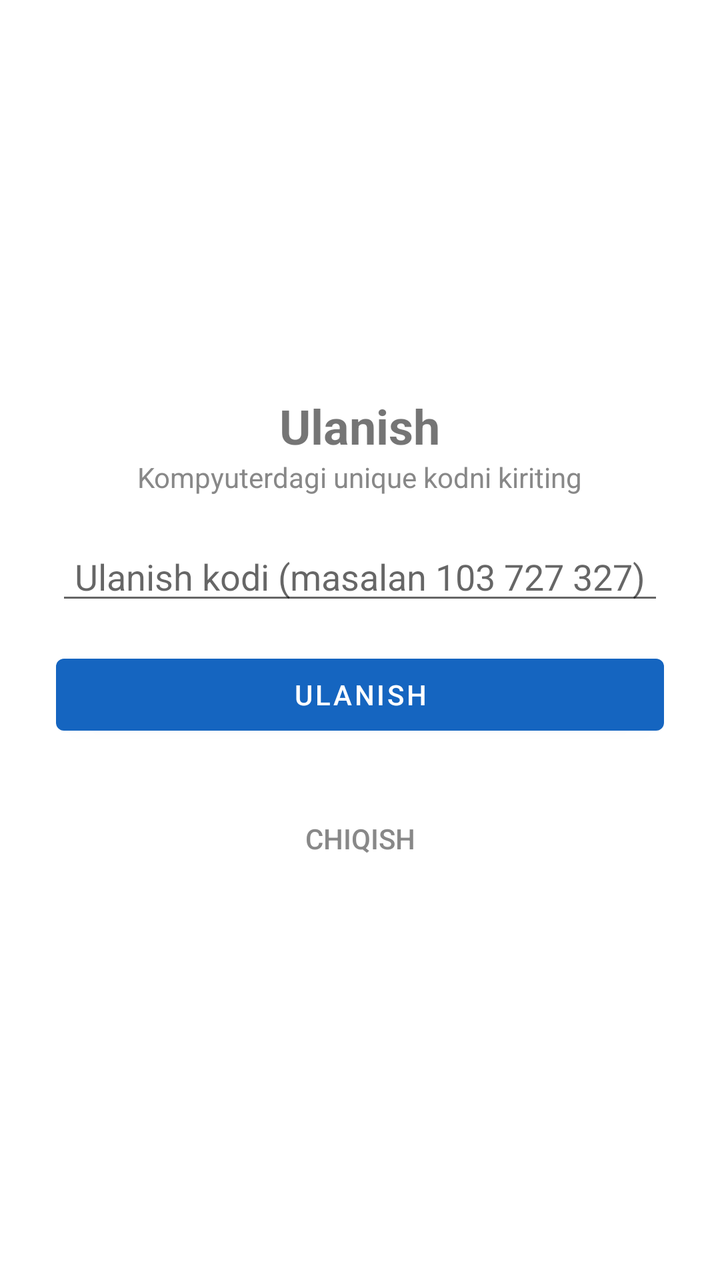
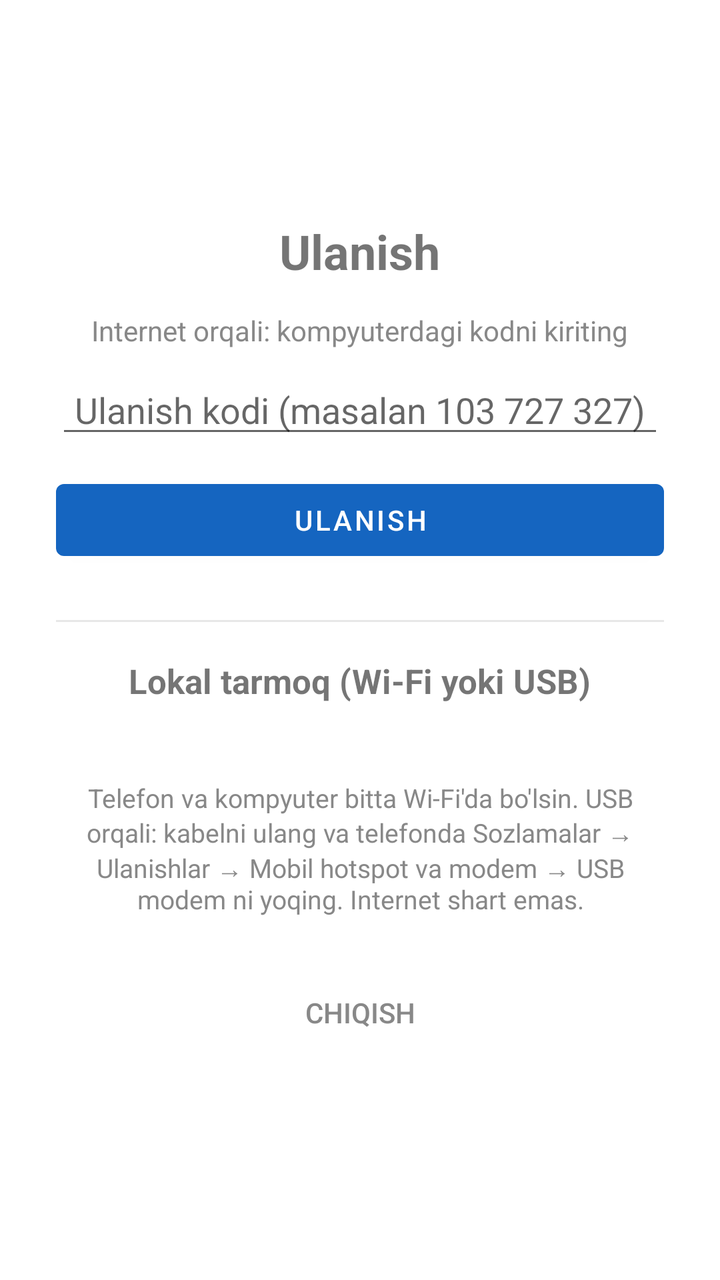

Two renders of the same Android screen: before a commit and after it. Below are the layout's source before the change and the commit's diff.
<!-- AndroidManifest.xml: application theme Theme.RemoteViewer -->
<!-- res/layout/activity_connect.xml -->
<?xml version="1.0" encoding="utf-8"?>
<LinearLayout xmlns:android="http://schemas.android.com/apk/res/android"
    android:layout_width="match_parent"
    android:layout_height="match_parent"
    android:orientation="vertical"
    android:gravity="center"
    android:padding="28dp">

    <TextView
        android:layout_width="wrap_content"
        android:layout_height="wrap_content"
        android:text="Ulanish"
        android:textSize="24sp"
        android:textStyle="bold" />

    <TextView
        android:layout_width="wrap_content"
        android:layout_height="wrap_content"
        android:text="Kompyuterdagi unique kodni kiriting"
        android:textColor="#888888"
        android:layout_marginBottom="18dp" />

    <EditText
        android:id="@+id/code"
        android:layout_width="match_parent"
        android:layout_height="wrap_content"
        android:hint="Ulanish kodi (masalan 103 727 327)"
        android:inputType="number"
        android:textSize="18sp"
        android:gravity="center" />

    <Button
        android:id="@+id/btnConnect"
        android:layout_width="match_parent"
        android:layout_height="wrap_content"
        android:text="Ulanish"
        android:layout_marginTop="16dp" />

    <Button
        android:id="@+id/btnLogout"
        style="?android:attr/borderlessButtonStyle"
        android:layout_width="wrap_content"
        android:layout_height="wrap_content"
        android:text="Chiqish"
        android:textColor="#888888"
        android:layout_marginTop="24dp" />
</LinearLayout>
<!-- resources referenced by this layout -->
<resources>
  <style name="Theme.RemoteViewer" parent="Theme.MaterialComponents.DayNight.NoActionBar">
          <item name="colorPrimary">#1565C0</item>
          <item name="colorPrimaryVariant">#0D47A1</item>
          <item name="colorOnPrimary">#FFFFFF</item>
      </style>
</resources>

<!-- the commit's change to res/layout/activity_connect.xml (unified diff, before → after) -->
@@ -1,47 +1,87 @@
 <?xml version="1.0" encoding="utf-8"?>
-<LinearLayout xmlns:android="http://schemas.android.com/apk/res/android"
+<ScrollView xmlns:android="http://schemas.android.com/apk/res/android"
     android:layout_width="match_parent"
     android:layout_height="match_parent"
-    android:orientation="vertical"
-    android:gravity="center"
-    android:padding="28dp">
+    android:fillViewport="true">
 
-    <TextView
-        android:layout_width="wrap_content"
-        android:layout_height="wrap_content"
-        android:text="Ulanish"
-        android:textSize="24sp"
-        android:textStyle="bold" />
-
-    <TextView
-        android:layout_width="wrap_content"
-        android:layout_height="wrap_content"
-        android:text="Kompyuterdagi unique kodni kiriting"
-        android:textColor="#888888"
-        android:layout_marginBottom="18dp" />
-
-    <EditText
-        android:id="@+id/code"
+    <LinearLayout
         android:layout_width="match_parent"
         android:layout_height="wrap_content"
-        android:hint="Ulanish kodi (masalan 103 727 327)"
-        android:inputType="number"
-        android:textSize="18sp"
-        android:gravity="center" />
+        android:gravity="center"
+        android:orientation="vertical"
+        android:padding="28dp">
 
-    <Button
-        android:id="@+id/btnConnect"
-        android:layout_width="match_parent"
-        android:layout_height="wrap_content"
-        android:text="Ulanish"
-        android:layout_marginTop="16dp" />
+        <TextView
+            android:layout_width="wrap_content"
+            android:layout_height="wrap_content"
+            android:text="Ulanish"
+            android:textSize="24sp"
+            android:textStyle="bold" />
 
-    <Button
-        android:id="@+id/btnLogout"
-        style="?android:attr/borderlessButtonStyle"
-        android:layout_width="wrap_content"
-        android:layout_height="wrap_content"
-        android:text="Chiqish"
-        android:textColor="#888888"
-        android:layout_marginTop="24dp" />
-</LinearLayout>
+        
+        <TextView
+            android:layout_width="wrap_content"
+            android:layout_height="wrap_content"
+            android:layout_marginTop="14dp"
+            android:text="Internet orqali: kompyuterdagi kodni kiriting"
+            android:textColor="#888888" />
+
+        <EditText
+            android:id="@+id/code"
+            android:layout_width="match_parent"
+            android:layout_height="wrap_content"
+            android:layout_marginTop="8dp"
+            android:gravity="center"
+            android:hint="Ulanish kodi (masalan 103 727 327)"
+            android:inputType="number"
+            android:textSize="18sp" />
+
+        <Button
+            android:id="@+id/btnConnect"
+            android:layout_width="match_parent"
+            android:layout_height="wrap_content"
+            android:layout_marginTop="12dp"
+            android:text="Ulanish" />
+
+        
+        <View
+            android:layout_width="match_parent"
+            android:layout_height="1dp"
+            android:layout_marginTop="26dp"
+            android:layout_marginBottom="18dp"
+            android:background="#33888888" />
+
+        <TextView
+            android:layout_width="wrap_content"
+            android:layout_height="wrap_content"
+            android:text="Lokal tarmoq (Wi-Fi yoki USB)"
+            android:textSize="17sp"
+            android:textStyle="bold" />
+
+        <TextView
+            android:id="@+id/lanStatus"
+            android:layout_width="match_parent"
+            android:layout_height="wrap_content"
+            android:layout_marginTop="8dp"
+            android:gravity="center"
+            android:textSize="15sp" />
+
+        <TextView
+            android:layout_width="match_parent"
+            android:layout_height="wrap_content"
+            android:layout_marginTop="10dp"
+            android:gravity="center"
+            android:text="Telefon va kompyuter bitta Wi-Fi'da bo'lsin. USB orqali: kabelni ulang va telefonda Sozlamalar → Ulanishlar → Mobil hotspot va modem → USB modem ni yoqing. Internet shart emas."
+            android:textColor="#888888"
+            android:textSize="13sp" />
+
+        <Button
+            android:id="@+id/btnLogout"
+            style="?android:attr/borderlessButtonStyle"
+            android:layout_width="wrap_content"
+            android:layout_height="wrap_content"
+            android:layout_marginTop="24dp"
+            android:text="Chiqish"
+            android:textColor="#888888" />
+    </LinearLayout>
+</ScrollView>
